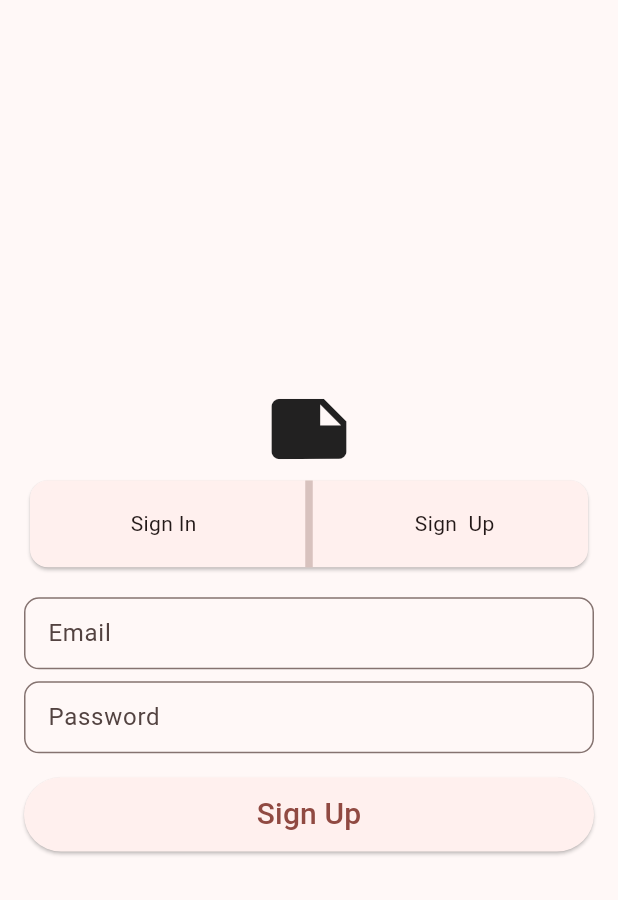
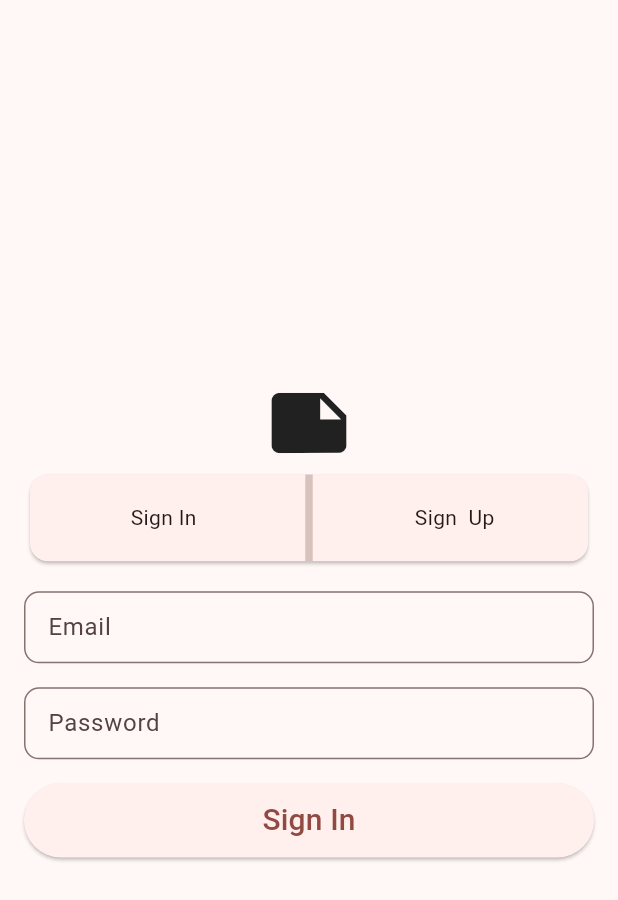
Before and after one commit to Stephen-Essoun/note_keeping, a Flutter app: the screen it shows after launch, after a tap on "Sign In", on a phone screen of 412 x 824 dp. Shown: the top 900 px of the screen. Run offline on Flutter 3.47's test engine with Material 2 defaults, Android fonts, the phone set to English and light mode, and no system bars.

Commit message:
auth screen done

```diff
--- a/lib/features/authentication/presentation/views/auth.view.dart
+++ b/lib/features/authentication/presentation/views/auth.view.dart
@@ -12,9 +12,9 @@ class AuthView extends StatefulWidget {
 class _AuthViewState extends State<AuthView> {
   bool _isSignIn = true;
 
-  void _toggleAuthMode() {
+  _toggleAuthMode(bool trueOrFalse) {
     setState(() {
-      _isSignIn = !_isSignIn;
+      _isSignIn = trueOrFalse;
     });
   }
 
@@ -39,7 +39,7 @@ class _AuthViewState extends State<AuthView> {
                   children: [
                     Expanded(
                       child: GestureDetector(
-                        onTap: _toggleAuthMode,
+                        onTap: () => _toggleAuthMode(true),
                         child: Container(
                           height: MediaQuery.of(context).size.height,
                           // color: Colors.red[400],
@@ -52,7 +52,7 @@ class _AuthViewState extends State<AuthView> {
                     ),
                     Expanded(
                       child: GestureDetector(
-                        onTap: _toggleAuthMode,
+                        onTap: () => _toggleAuthMode(false),
                         child: Container(
                           height: MediaQuery.of(context).size.height,
                           // color: Colors.red,
@@ -64,12 +64,20 @@ class _AuthViewState extends State<AuthView> {
                 ),
               ),
             ),
+            SizedBox(height: _isSignIn ? 0 : 16),
+            Visibility(
+              visible: _isSignIn ? false : true,
+              child: AuthTextFields(
+                key: widget.key,
+                labelText: 'Full Name',
+              ),
+            ),
             const SizedBox(height: 16),
             AuthTextFields(
               key: widget.key,
               labelText: 'Email',
             ),
-            const SizedBox(height: 8),
+            const SizedBox(height: 16),
             AuthTextFields(
               key: widget.key,
               labelText: 'Password',
```
